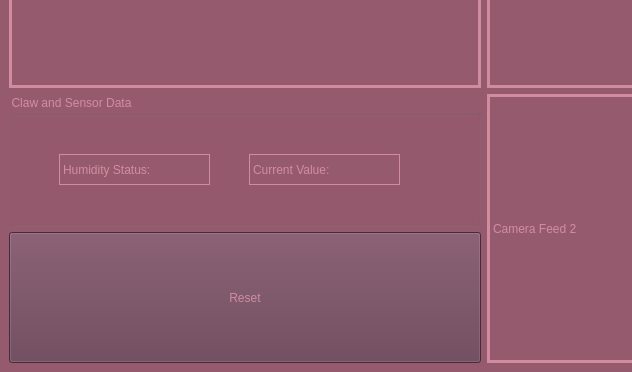
First picture: the form in Main_Flow/Mate_ROV.ui, repository WarriorTides/Ranger-25-26, before the edit; both pictures show x 0 to 632 and y 209 to 581 of the 967 by 581 pixel window.
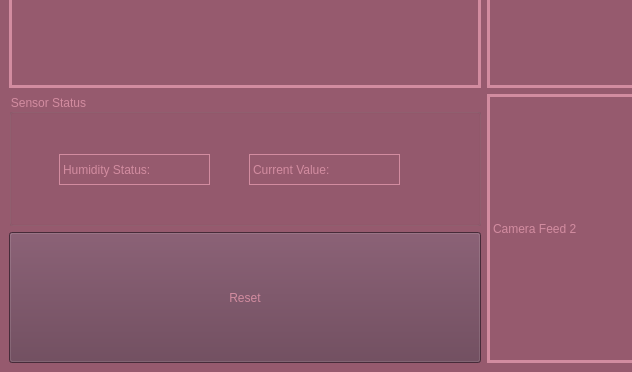
Second picture: the form after the edit.

Diff of the .ui file:
```diff
--- a/Main_Flow/Mate_ROV.ui
+++ b/Main_Flow/Mate_ROV.ui
@@ -107,7 +107,7 @@
     <item row="3" column="0">
      <widget class="QGroupBox" name="Sensor_Data">
       <property name="title">
-       <string>Claw and Sensor Data</string>
+       <string>Sensor Status</string>
       </property>
       <property name="flat">
        <bool>false</bool>
```
